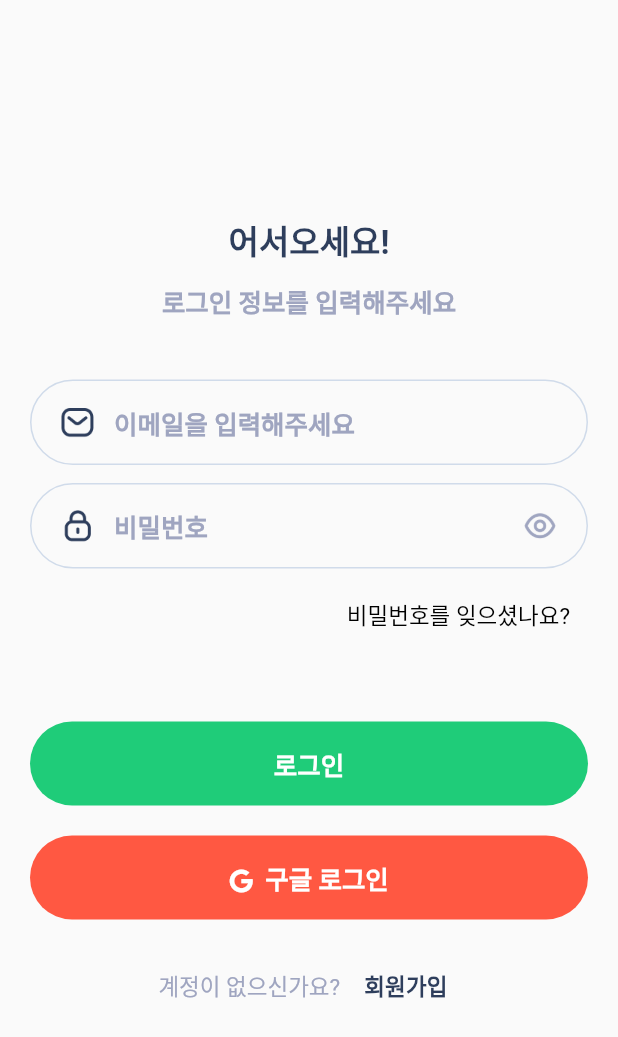
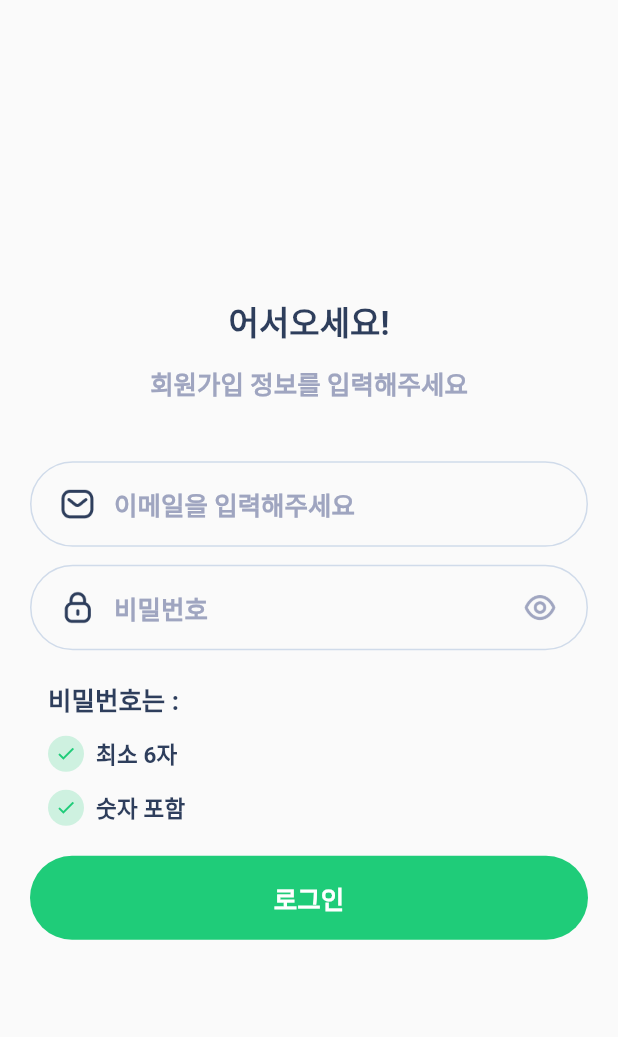
Before and after one commit to valtwo94/portfolio-cheflike, a Flutter app: the screen it shows after launch, on a phone screen of 412 x 824 dp. Shown: the top 1037 px of the screen. Run offline on Flutter 3.47's test engine with Material 3 defaults, Android fonts, the light colour scheme and no system bars; our stand-ins replace font_awesome_flutter, hexcolor.

Commit message:
ui signup

```diff
--- a/lib/main.dart
+++ b/lib/main.dart
@@ -1,5 +1,6 @@
 import 'package:cheflike/pages/onboarding.dart';
 import 'package:cheflike/pages/sign_in.dart';
+import 'package:cheflike/pages/sign_up.dart';
 import 'package:flutter/material.dart';
 import 'package:hexcolor/hexcolor.dart';
 
@@ -75,7 +76,6 @@ class MyApp extends StatelessWidget {
           prefixIconColor: HexColor("#2E3E5C"),
           hintStyle: TextStyle(
             color: HexColor("9FA5C0"),
-
           ),
           enabledBorder: OutlineInputBorder(
             borderRadius: BorderRadius.circular(40),
@@ -107,6 +107,6 @@ class WidgetTree extends StatefulWidget {
 class _WidgetTreeState extends State<WidgetTree> {
   @override
   Widget build(BuildContext context) {
-    return const SignInPage();
+    return const SignUpPage();
   }
 }
--- a/lib/pages/sign_up.dart
+++ b/lib/pages/sign_up.dart
@@ -0,0 +1,116 @@
+import 'package:cheflike/widgets/buttons/google_login_button.dart';
+import 'package:cheflike/widgets/buttons/primary_button.dart';
+import 'package:flutter/material.dart';
+import 'package:hexcolor/hexcolor.dart';
+
+class SignUpPage extends StatefulWidget {
+  const SignUpPage({super.key});
+
+  @override
+  State<SignUpPage> createState() => _SignUpPageState();
+}
+
+class _SignUpPageState extends State<SignUpPage> {
+  bool _showPassword = false;
+
+  void onClickSuffixIcon (){
+    setState(() {
+      _showPassword = !_showPassword;
+    });
+  }
+
+
+  @override
+  Widget build(BuildContext context) {
+    return Scaffold(
+      body: GestureDetector(
+        onTap: () => FocusScope.of(context).unfocus(),
+        child: SingleChildScrollView(
+          child: SizedBox(
+            width: double.infinity,
+            height: MediaQuery.of(context).size.height - MediaQuery.of(context).viewInsets.bottom,
+            child: Column(
+              mainAxisAlignment: MainAxisAlignment.center,
+              children: [
+                Text('어서오세요!', style: Theme.of(context).primaryTextTheme.titleLarge),
+                const SizedBox(height: 12),
+                Text("회원가입 정보를 입력해주세요", style: Theme.of(context).textTheme.titleMedium
+                  ,),
+                const SizedBox(height: 40),
+                Padding(
+                  padding: const EdgeInsets.symmetric(horizontal: 20),
+                  child: Column(
+
+                    children: [
+                      TextField(
+                        style: Theme.of(context).primaryTextTheme.titleMedium,
+                        decoration: InputDecoration(
+                            contentPadding: const EdgeInsets.symmetric(horizontal: 32, vertical: 16),
+
+                            hintText: '이메일을 입력해주세요',
+                            prefixIcon: Padding(
+                                padding: const EdgeInsets.only(left: 20, right: 12),
+                                child: Image.asset('assets/images/Message.png', width: 24, height: 24,))
+                        ),
+                        keyboardType: TextInputType.emailAddress,
+
+                      ),
+                      const SizedBox(height: 12),
+                      TextField(
+                        style: Theme.of(context).primaryTextTheme.titleMedium,
+                        decoration: InputDecoration(
+                          contentPadding: const EdgeInsets.symmetric(horizontal: 32, vertical: 16),
+                          hintText: '비밀번호',
+                          prefixIcon: Padding(
+                              padding: const EdgeInsets.only(left: 20, right: 12),
+                              child: Image.asset('assets/images/Lock.png', width: 24, height: 24,)),
+                          suffixIcon: GestureDetector(
+                            onTap: onClickSuffixIcon,
+                            child: Padding(
+                                padding: const EdgeInsets.only(left: 12, right: 20),
+                                child: Image.asset('assets/images/Show.png', width: 24, height: 24,)),
+                          ),
+                        ),
+                        keyboardType: TextInputType.visiblePassword,
+                        obscureText: !_showPassword,
+                      ),
+                      const SizedBox(height: 20),
+                      Padding(
+                        padding: const EdgeInsets.symmetric(horizontal: 12),
+                        child: Column(
+                          mainAxisAlignment: MainAxisAlignment.start,
+                          crossAxisAlignment: CrossAxisAlignment.start,
+                          children: [
+                            Text('비밀번호는 : ', style: Theme.of(context).primaryTextTheme.titleMedium,),
+                            SizedBox(height: 12,),
+                            Row(
+                              children: [
+                                CircleAvatar(radius: 12, backgroundColor: Theme.of(context).primaryColor.withOpacity(0.2), child: Icon(Icons.check, color: Theme.of(context).primaryColor, size: 14,),),
+                                SizedBox(width: 8,),
+                                Text('최소 6자', style: Theme.of(context).primaryTextTheme.titleSmall,),
+                              ],
+                            ),
+                            SizedBox(height: 12,),
+                            Row(
+                              children: [
+                                CircleAvatar(radius: 12, backgroundColor: Theme.of(context).primaryColor.withOpacity(0.2), child: Icon(Icons.check, color: Theme.of(context).primaryColor, size: 14,),),
+                                SizedBox(width: 8,),
+                                Text('숫자 포함', style: Theme.of(context).primaryTextTheme.titleSmall,),
+                              ],
+                            ),
+                          ],
+                        ),
+                      ),
+                      const SizedBox(height: 20),
+                      PrimaryButton(onPressed: (){}, label: '로그인', width: double.infinity,),
+                    ],
+                  ),
+                ),
+              ],
+            ),
+          ),
+        ),
+      ),
+    );
+  }
+}
```
Also changed, not shown: 1 other file.
